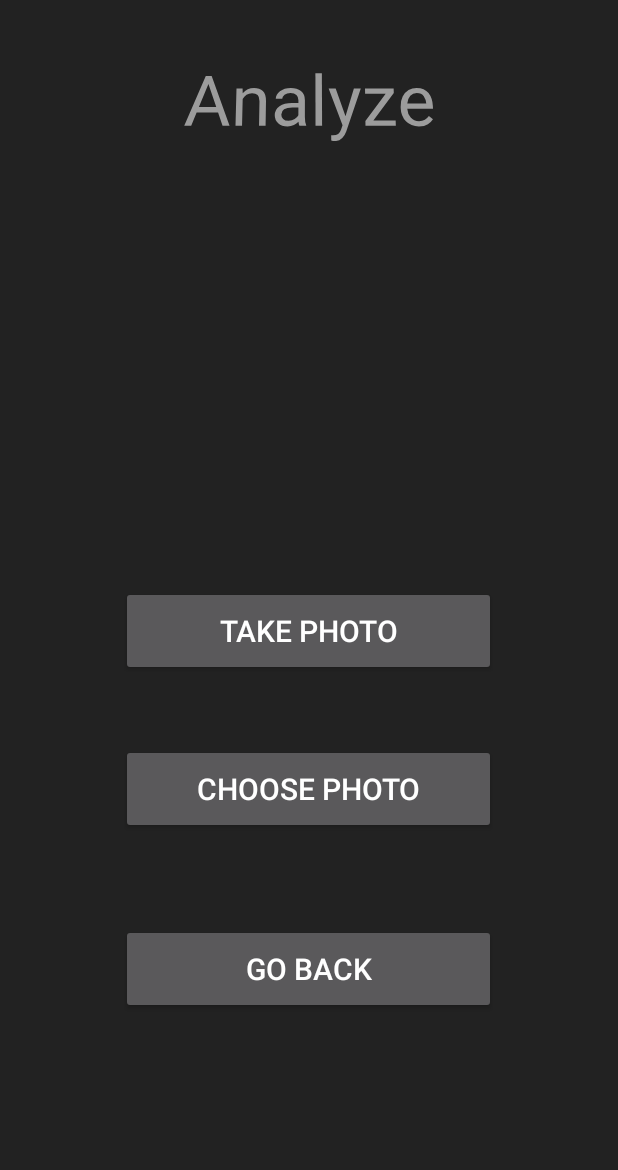
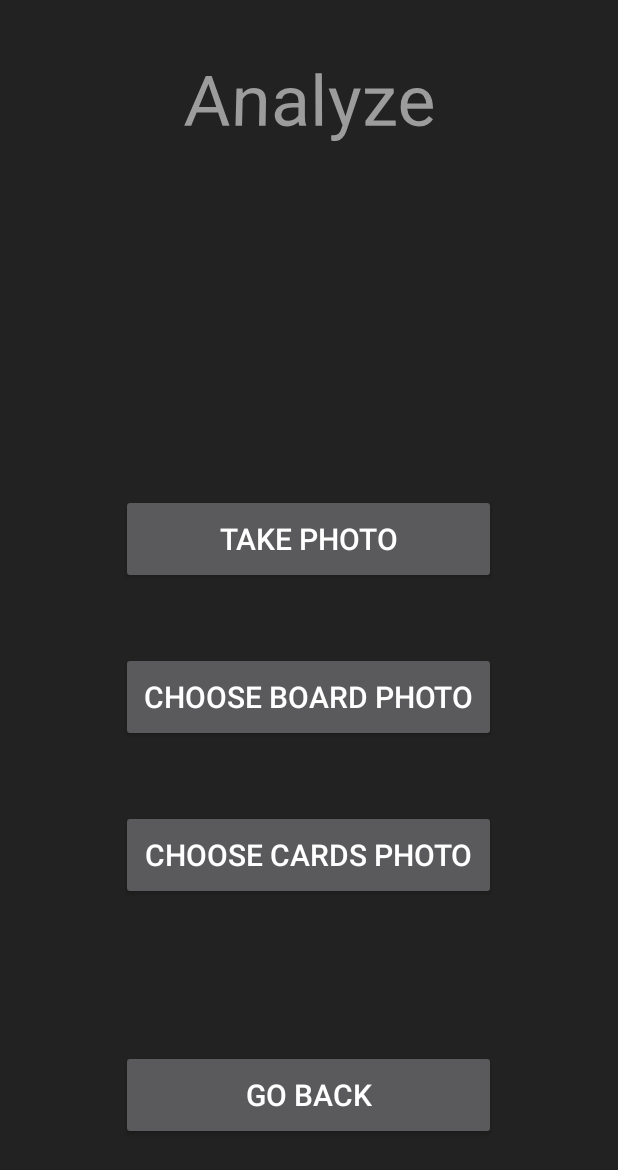
Before and after one commit to 311Volt/board-game-ar, an Android app: the BoardGamesFragment screen opened through its navigation route, on a phone screen of 412 x 824 dp. Shown: the top 1170 px of the screen. Run offline under Robolectric (Android 15) with nearby library versions, the phone set to English and light mode, and no system bars; libraries missing offline, so code that uses them is left out: org.opencv.android; 1 statement that could not run was skipped.

Commit message:
added cards analysis

```diff
--- a/app/src/main/java/pg/eti/arapp/ui/ARActivity.java
+++ b/app/src/main/java/pg/eti/arapp/ui/ARActivity.java
@@ -260,6 +260,7 @@ public class ARActivity extends AppCompatActivity {
             case 1:
                 view.setText(players.get(0).CameraText());
 //                players.get(0).AddPoints((short) 10);
+                players.get(0).AddScoreFromCards(2, true, true);
                 break;
             case 2:
                 view.setText(players.get(1).CameraText());
--- a/app/src/main/res/layout/fragment_board_games.xml
+++ b/app/src/main/res/layout/fragment_board_games.xml
@@ -8,12 +8,26 @@
     tools:context=".ui.main_activity.BoardGamesFragment">
 
     <Button
-        android:id="@+id/button_choose_photo"
-        android:layout_width="250sp"
+        android:id="@+id/button_choose_photo_board"
+        android:layout_width="250dp"
         android:layout_height="60sp"
-        android:layout_marginBottom="60dp"
+        android:layout_marginBottom="45dp"
         android:lineSpacingExtra="20sp"
-        android:text="@string/choose_photo"
+        android:text="@string/choose_photo_board"
+        android:textAlignment="center"
+        android:textSize="20sp"
+        app:layout_constraintBottom_toTopOf="@+id/button_choose_photo_cards"
+        app:layout_constraintEnd_toEndOf="parent"
+        app:layout_constraintHorizontal_bias="0.496"
+        app:layout_constraintStart_toStartOf="parent" />
+
+    <Button
+        android:id="@+id/button_choose_photo_cards"
+        android:layout_width="250dp"
+        android:layout_height="60sp"
+        android:layout_marginBottom="100dp"
+        android:lineSpacingExtra="20sp"
+        android:text="@string/choose_photo_cards"
         android:textAlignment="center"
         android:textSize="20sp"
         app:layout_constraintBottom_toTopOf="@+id/button_main"
@@ -30,7 +44,7 @@
         android:text="@string/take_photo"
         android:textAlignment="center"
         android:textSize="20sp"
-        app:layout_constraintBottom_toTopOf="@+id/button_choose_photo"
+        app:layout_constraintBottom_toTopOf="@+id/button_choose_photo_board"
         app:layout_constraintEnd_toEndOf="parent"
         app:layout_constraintHorizontal_bias="0.496"
         app:layout_constraintStart_toStartOf="parent" />
@@ -39,7 +53,7 @@
         android:id="@+id/button_main"
         android:layout_width="250sp"
         android:layout_height="60sp"
-        android:layout_marginBottom="148dp"
+        android:layout_marginBottom="64dp"
         android:lineSpacingExtra="20sp"
         android:text="@string/go_back"
         android:textAlignment="center"
--- a/app/src/main/res/layout/fragment_photo.xml
+++ b/app/src/main/res/layout/fragment_photo.xml
@@ -38,7 +38,7 @@
         android:layout_width="144dp"
         android:layout_height="57dp"
         android:layout_marginEnd="44dp"
-        android:text="@string/go_back"
+        android:text="@string/board_games"
         android:textSize="20sp"
         app:layout_constraintBottom_toBottomOf="parent"
         app:layout_constraintEnd_toEndOf="parent"
--- a/app/src/main/res/values/strings.xml
+++ b/app/src/main/res/values/strings.xml
@@ -16,7 +16,8 @@
 
     <string name="choose_game">Choose Game</string>
     <string name="take_photo">Take Photo</string>
-    <string name="choose_photo">Choose Photo</string>
+    <string name="choose_photo_board">Choose Board Photo</string>
+    <string name="choose_photo_cards">Choose Cards Photo</string>
     <string name="go_back">Go Back</string>
     <!-- TODO: Remove or change this placeholder text -->
     <string name="hello_blank_fragment">Hello blank fragment</string>
```
Also changed, not shown: app/src/main/java/pg/eti/arapp/ui/main_activity/BoardGamesFragment.java (+35 -3 lines), app/src/main/java/pg/eti/arapp/ui/main_activity/PhotoFragment.java (+17 -2 lines), app/src/main/java/pg/eti/arapp/ui/main_activity/PhotoViewModel.java (+8 -0 lines).
